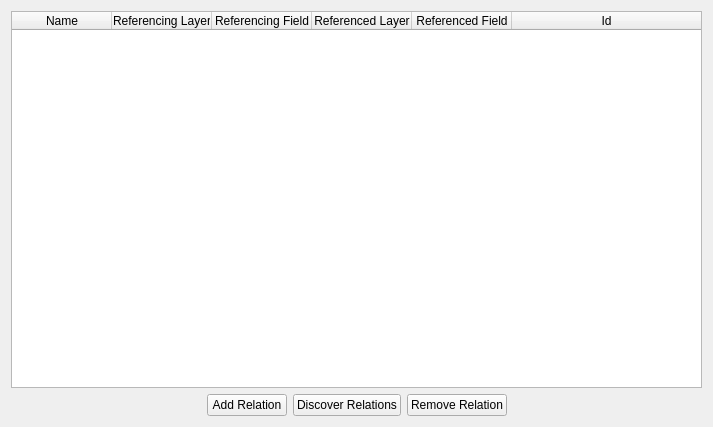
Old version of the form src/ui/qgsrelationmanagerdialogbase.ui in the repository qgis/QGIS.
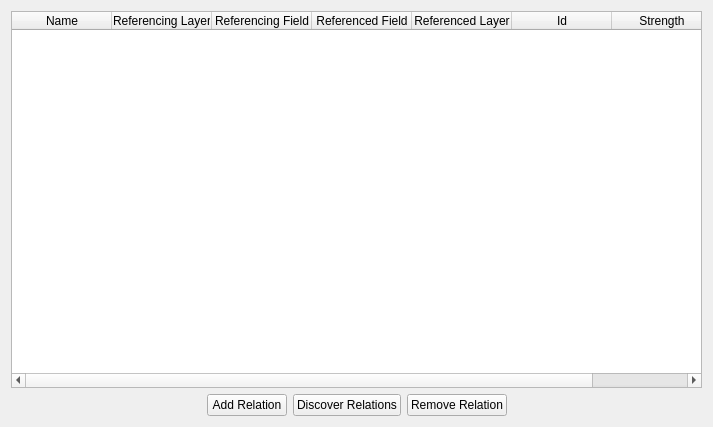
New version of the form. Icons and pictures are not drawn.

Commit message: [FEATURE] Duplicate features including children (one level deep) when relation strength is competition - configuration for the relationsstrength in the relation GUI `[needs-docs]`

```diff
--- a/src/ui/qgsrelationmanagerdialogbase.ui
+++ b/src/ui/qgsrelationmanagerdialogbase.ui
@@ -43,21 +43,26 @@
        <string>Referencing Field</string>
       </property>
      </column>
-     <column>
-      <property name="text">
-       <string>Referenced Layer</string>
-      </property>
-     </column>
      <column>
       <property name="text">
        <string>Referenced Field</string>
       </property>
      </column>
+     <column>
+      <property name="text">
+       <string>Referenced Layer</string>
+      </property>
+     </column>
      <column>
       <property name="text">
        <string>Id</string>
       </property>
      </column>
+     <column>
+      <property name="text">
+       <string>Strength</string>
+      </property>
+     </column>
     </widget>
    </item>
    <item>
```
The commit also changes 13 other files.
